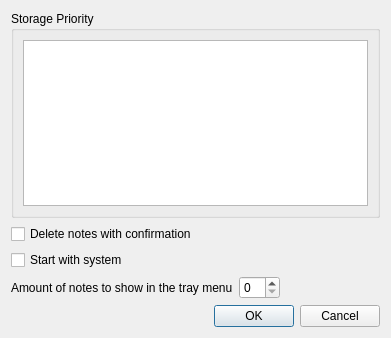
Ri0n/QtNote, file src/optionsdlg.ui: the form before one commit.
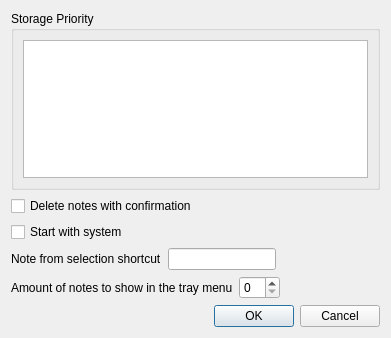
The form after the commit. Icons and pictures are not drawn. Custom widgets are drawn as their Qt base class.

Commit message: Incomplete shortcuts management as requested in #8

Diff of the .ui file:
```diff
--- a/src/optionsdlg.ui
+++ b/src/optionsdlg.ui
@@ -51,6 +51,33 @@
 	 </property>
 	</widget>
    </item>
+   <item>
+    <layout class="QHBoxLayout" name="horizontalLayout_2">
+     <item>
+      <widget class="QLabel" name="lblNoteFromSel">
+       <property name="text">
+        <string>Note from selection shortcut</string>
+       </property>
+      </widget>
+     </item>
+     <item>
+      <widget class="ShortcutEdit" name="leNoteFromSelShortcut"/>
+     </item>
+     <item>
+      <spacer name="horizontalSpacer_2">
+       <property name="orientation">
+        <enum>Qt::Horizontal</enum>
+       </property>
+       <property name="sizeHint" stdset="0">
+        <size>
+         <width>40</width>
+         <height>20</height>
+        </size>
+       </property>
+      </spacer>
+     </item>
+    </layout>
+   </item>
    <item>
 	<layout class="QHBoxLayout" name="horizontalLayout">
 	 <item>
@@ -90,6 +117,13 @@
    </item>
   </layout>
  </widget>
+ <customwidgets>
+  <customwidget>
+   <class>ShortcutEdit</class>
+   <extends>QLineEdit</extends>
+   <header>src/shortcutedit.h</header>
+  </customwidget>
+ </customwidgets>
  <tabstops>
   <tabstop>priorityView</tabstop>
   <tabstop>ckAskDel</tabstop>
```
Lines whose indentation alone changed are shown as unchanged. The commit also changes 26 other files.
